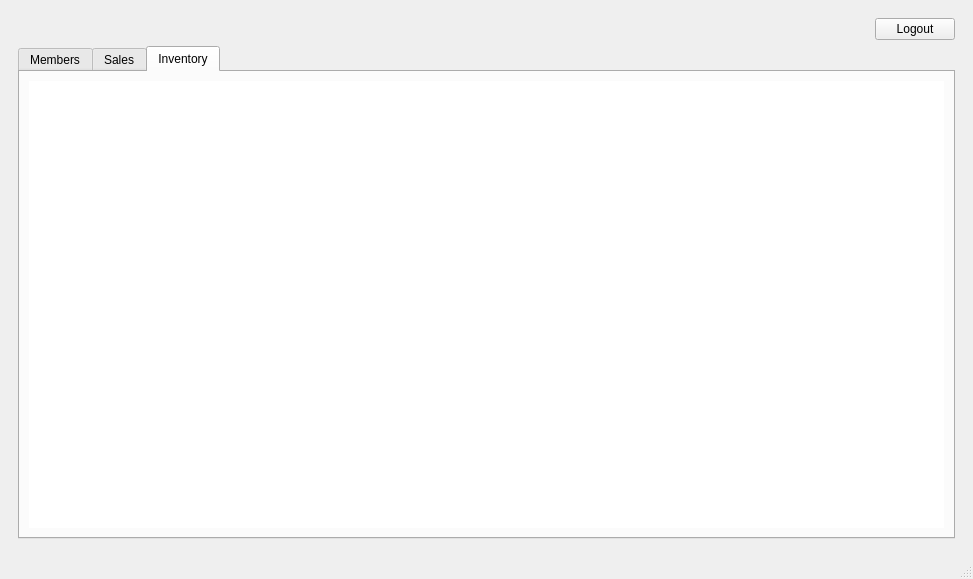
The window that BulkClub/mainwindow.ui (josharaedwards/CS1C-Project-2) describes before a commit, drawn with Qt 5.
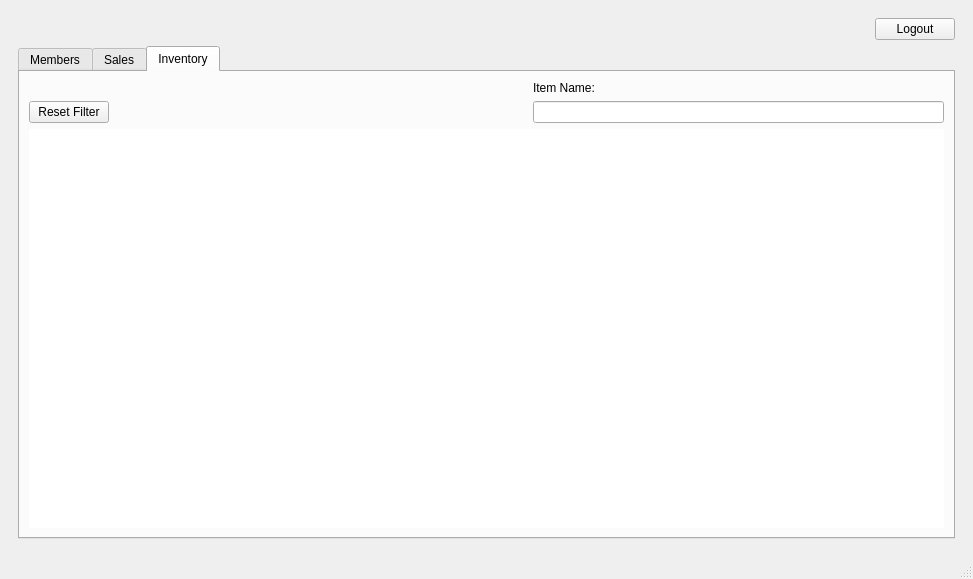
The same window after the commit. The open tabs and pages were chosen to show the change.

Commit message: Implemented searching by name to inventory

What changed in the file:
```diff
--- a/BulkClub/mainwindow.ui
+++ b/BulkClub/mainwindow.ui
@@ -359,7 +359,17 @@
             <string>Inventory</string>
            </attribute>
            <layout class="QGridLayout" name="gridLayout_8">
-            <item row="0" column="0">
+            <item row="1" column="0">
+             <widget class="QPushButton" name="resetInvFilterButton">
+              <property name="text">
+               <string>Reset Filter</string>
+              </property>
+             </widget>
+            </item>
+            <item row="1" column="2">
+             <widget class="QLineEdit" name="invSearchLineEdit"/>
+            </item>
+            <item row="2" column="0" colspan="3">
              <widget class="QTableView" name="inventoryTableView">
               <property name="frameShape">
                <enum>QFrame::NoFrame</enum>
@@ -372,6 +382,26 @@
               </property>
              </widget>
             </item>
+            <item row="1" column="1">
+             <spacer name="horizontalSpacer_8">
+              <property name="orientation">
+               <enum>Qt::Horizontal</enum>
+              </property>
+              <property name="sizeHint" stdset="0">
+               <size>
+                <width>40</width>
+                <height>20</height>
+               </size>
+              </property>
+             </spacer>
+            </item>
+            <item row="0" column="2">
+             <widget class="QLabel" name="label_3">
+              <property name="text">
+               <string>Item Name:</string>
+              </property>
+             </widget>
+            </item>
            </layout>
           </widget>
          </widget>
```
Left out of the diff: 4 changed lines with no effect on the pictures. The commit also changes 2 other files.
